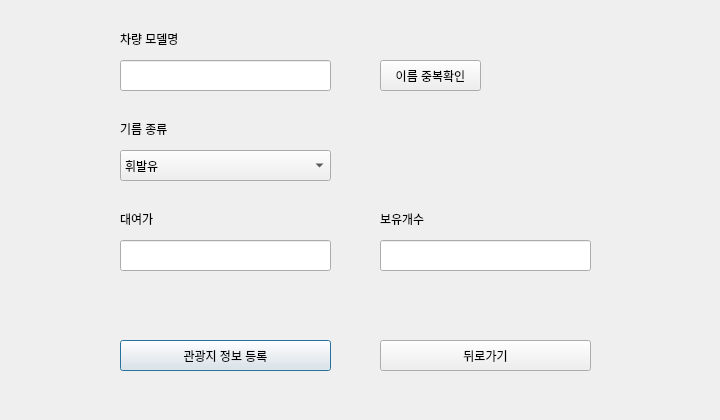
Before: the Qt Designer form center/car_add.ui in a-bnb/RentCar, drawn with Qt 5.
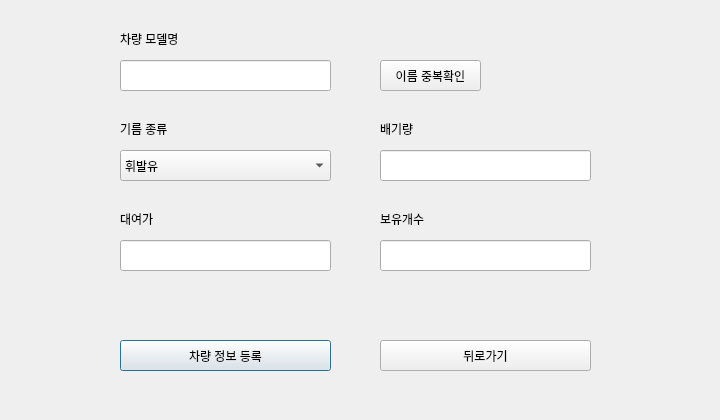
After: the same form once the commit is applied.

Patch:
```diff
--- a/center/car_add.ui
+++ b/center/car_add.ui
@@ -23,7 +23,7 @@
     </rect>
    </property>
    <property name="text">
-    <string>관광지 정보 등록</string>
+    <string>차량 정보 등록</string>
    </property>
   </widget>
   <widget class="QLineEdit" name="price_text">
@@ -164,6 +164,29 @@
     </rect>
    </property>
   </widget>
+  <widget class="QLineEdit" name="cc_text">
+   <property name="geometry">
+    <rect>
+     <x>380</x>
+     <y>150</y>
+     <width>211</width>
+     <height>31</height>
+    </rect>
+   </property>
+  </widget>
+  <widget class="QLabel" name="label_9">
+   <property name="geometry">
+    <rect>
+     <x>380</x>
+     <y>120</y>
+     <width>111</width>
+     <height>17</height>
+    </rect>
+   </property>
+   <property name="text">
+    <string>배기량</string>
+   </property>
+  </widget>
  </widget>
  <resources/>
  <connections/>
```
